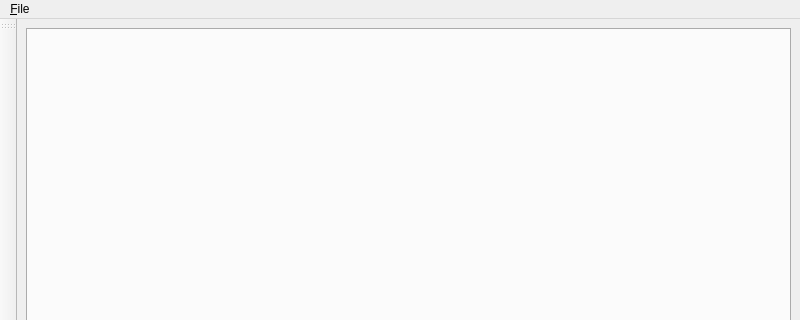
Before: the Qt Designer form UI/porque.ui in textbrowser/wise, drawn with Qt 5; both pictures show x 0 to 800 and y 0 to 320 of the 800 by 600 pixel window.
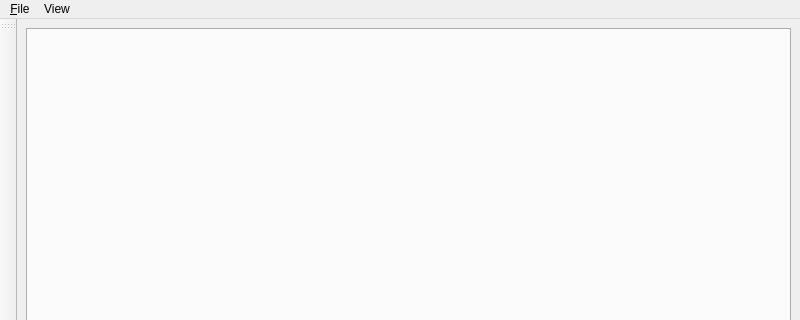
After: the same form once the commit is applied. Custom widgets are drawn as their Qt base class.

Commit message: View mode.

Diff of the .ui file:
```diff
--- a/UI/porque.ui
+++ b/UI/porque.ui
@@ -37,7 +37,14 @@
     <addaction name="separator"/>
     <addaction name="action_Quit"/>
    </widget>
+   <widget class="QMenu" name="menuView">
+    <property name="title">
+     <string>View</string>
+    </property>
+    <addaction name="action_Screen_Mode"/>
+   </widget>
    <addaction name="menu_File"/>
+   <addaction name="menuView"/>
   </widget>
   <widget class="QStatusBar" name="status_bar"/>
   <widget class="QToolBar" name="tool_bar">
```
Left out of the diff: 8 changed lines with no effect on the pictures. The commit also changes 2 other files.
